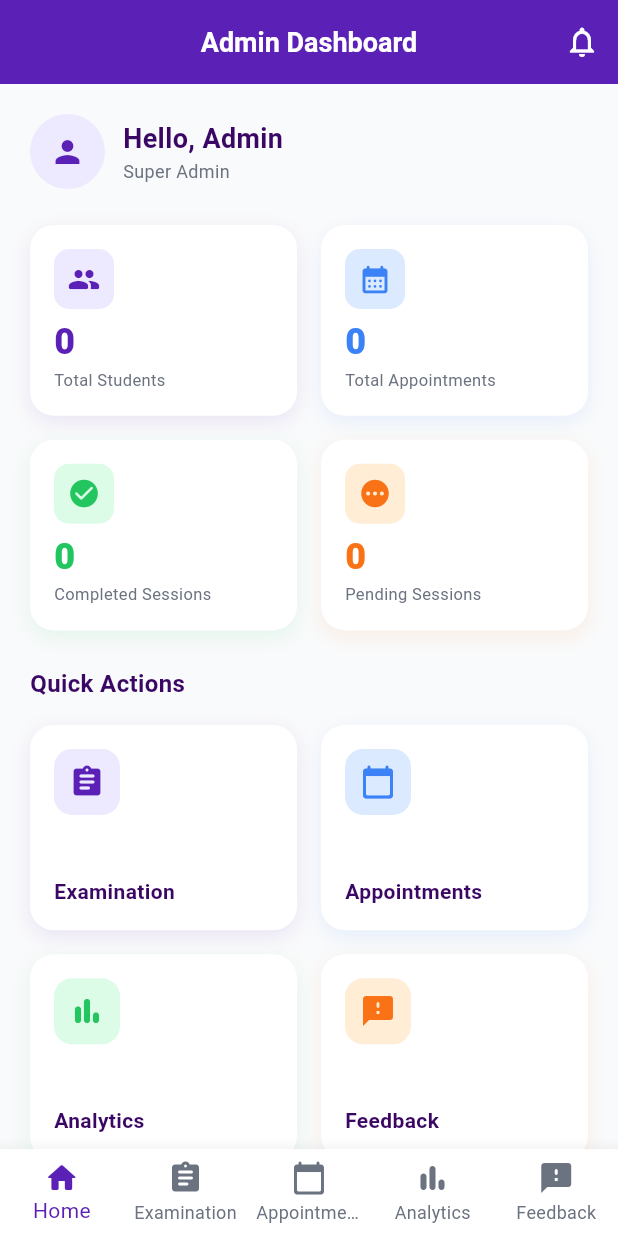
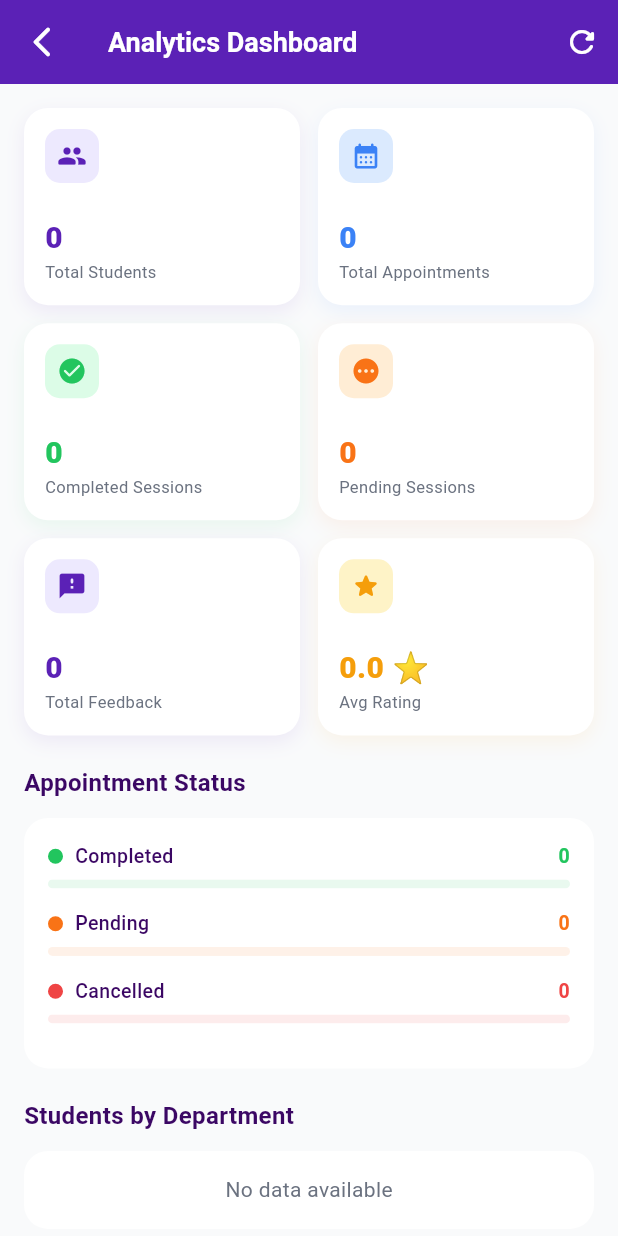
Before and after one commit to muhammedfahim438-ctrl/unipath, a Flutter app: the AdminDashboardScreen screen opened directly, after a tap on "Analytics", on a phone screen of 412 x 824 dp. Run offline on Flutter 3.47's test engine with Material 3 defaults, Android fonts, the phone set to English and light mode, and no system bars; our stand-ins replace cloud_firestore, firebase_auth, firebase_core, shared_preferences; accounts and stored records are empty.

Commit message:
Admin analytics dashboard with real Firebase data

```diff
--- /dev/null
+++ b/lib/screens/admin_analytics_screen.dart
@@ -0,0 +1,525 @@
+import 'package:flutter/material.dart';
+import 'package:cloud_firestore/cloud_firestore.dart';
+import '../theme.dart';
+
+class AdminAnalyticsScreen extends StatefulWidget {
+  const AdminAnalyticsScreen({super.key});
+
+  @override
+  State<AdminAnalyticsScreen> createState() =>
+      _AdminAnalyticsScreenState();
+}
+
+class _AdminAnalyticsScreenState
+    extends State<AdminAnalyticsScreen> {
+  bool _isLoading = true;
+  int _totalStudents = 0;
+  int _totalAppointments = 0;
+  int _completedSessions = 0;
+  int _pendingSessions = 0;
+  int _totalFeedback = 0;
+  int _totalThoughts = 0;
+  double _avgRating = 0.0;
+  Map<String, int> _departmentWise = {};
+  Map<String, int> _appointmentsByStatus = {};
+
+  @override
+  void initState() {
+    super.initState();
+    _loadAnalytics();
+  }
+
+  Future<void> _loadAnalytics() async {
+    try {
+      // ── Students ──
+      final studentsSnap = await FirebaseFirestore.instance
+          .collection('students')
+          .get();
+
+      // ── Appointments ──
+      final appointmentsSnap = await FirebaseFirestore
+          .instance
+          .collection('appointments')
+          .get();
+
+      // ── Feedback ──
+      final feedbackSnap = await FirebaseFirestore.instance
+          .collection('feedback')
+          .get();
+
+      // ── Thoughts ──
+      final thoughtsSnap = await FirebaseFirestore.instance
+          .collection('thoughts')
+          .get();
+
+      // Calculate stats
+      final completed = appointmentsSnap.docs
+          .where((d) => d['status'] == 'completed')
+          .length;
+      final pending = appointmentsSnap.docs
+          .where((d) => d['status'] == 'pending')
+          .length;
+      final cancelled = appointmentsSnap.docs
+          .where((d) => d['status'] == 'cancelled')
+          .length;
+
+      // Average rating
+      double totalRating = 0;
+      for (final doc in feedbackSnap.docs) {
+        totalRating +=
+            (doc['rating'] as num?)?.toDouble() ?? 0;
+      }
+      final avgRating = feedbackSnap.docs.isEmpty
+          ? 0.0
+          : totalRating / feedbackSnap.docs.length;
+
+      // Department wise students
+      final deptMap = <String, int>{};
+      for (final doc in studentsSnap.docs) {
+        final dept =
+            doc['department']?.toString() ?? 'Unknown';
+        deptMap[dept] = (deptMap[dept] ?? 0) + 1;
+      }
+
+      // Sort by count
+      final sortedDepts = Map.fromEntries(
+        deptMap.entries.toList()
+          ..sort((a, b) => b.value.compareTo(a.value)),
+      );
+
+      if (mounted) {
+        setState(() {
+          _totalStudents = studentsSnap.docs.length;
+          _totalAppointments = appointmentsSnap.docs.length;
+          _completedSessions = completed;
+          _pendingSessions = pending;
+          _totalFeedback = feedbackSnap.docs.length;
+          _totalThoughts = thoughtsSnap.docs.length;
+          _avgRating = avgRating;
+          _departmentWise = sortedDepts;
+          _appointmentsByStatus = {
+            'Completed': completed,
+            'Pending': pending,
+            'Cancelled': cancelled,
+          };
+          _isLoading = false;
+        });
+      }
+    } catch (e) {
+      if (mounted) setState(() => _isLoading = false);
+    }
+  }
+
+  @override
+  Widget build(BuildContext context) {
+    return Scaffold(
+      backgroundColor: AppColors.background,
+      appBar: AppBar(
+        backgroundColor: AppColors.primary,
+        elevation: 0,
+        leading: IconButton(
+          icon: const Icon(Icons.arrow_back_ios_new_rounded,
+              color: AppColors.white),
+          onPressed: () => Navigator.pop(context),
+        ),
+        title: const Text('Analytics Dashboard',
+            style: TextStyle(
+                color: AppColors.white,
+                fontWeight: FontWeight.w700)),
+        actions: [
+          IconButton(
+            icon: const Icon(Icons.refresh_rounded,
+                color: AppColors.white),
+            onPressed: _loadAnalytics,
+          ),
+        ],
+      ),
+      body: _isLoading
+          ? const Center(
+              child: CircularProgressIndicator(
+                  color: AppColors.primary))
+          : RefreshIndicator(
+              onRefresh: _loadAnalytics,
+              color: AppColors.primary,
+              child: SingleChildScrollView(
+                physics:
+                    const AlwaysScrollableScrollPhysics(),
+                padding: const EdgeInsets.all(16),
+                child: Column(
+                  crossAxisAlignment:
+                      CrossAxisAlignment.start,
+                  children: [
+                    // ── Stats Grid ──
+                    GridView.count(
+                      crossAxisCount: 2,
+                      shrinkWrap: true,
+                      physics:
+                          const NeverScrollableScrollPhysics(),
+                      mainAxisSpacing: 12,
+                      crossAxisSpacing: 12,
+                      childAspectRatio: 1.4,
+                      children: [
+                        _StatCard(
+                          title: 'Total Students',
+                          value: '$_totalStudents',
+                          icon: Icons.people_rounded,
+                          color: AppColors.primary,
+                          lightColor: AppColors.primaryLight,
+                        ),
+                        _StatCard(
+                          title: 'Total Appointments',
+                          value: '$_totalAppointments',
+                          icon: Icons.calendar_month_rounded,
+                          color: AppColors.blue,
+                          lightColor:
+                              const Color(0xFFDBEAFE),
+                        ),
+                        _StatCard(
+                          title: 'Completed Sessions',
+                          value: '$_completedSessions',
+                          icon: Icons.check_circle_rounded,
+                          color: AppColors.green,
+                          lightColor:
+                              const Color(0xFFDCFCE7),
+                        ),
+                        _StatCard(
+                          title: 'Pending Sessions',
+                          value: '$_pendingSessions',
+                          icon: Icons.pending_rounded,
+                          color: AppColors.orange,
+                          lightColor:
+                              const Color(0xFFFFEDD5),
+                        ),
+                        _StatCard(
+                          title: 'Total Feedback',
+                          value: '$_totalFeedback',
+                          icon: Icons.feedback_rounded,
+                          color: AppColors.primary,
+                          lightColor: AppColors.primaryLight,
+                        ),
+                        _StatCard(
+                          title: 'Avg Rating',
+                          value:
+                              '${_avgRating.toStringAsFixed(1)} ⭐',
+                          icon: Icons.star_rounded,
+                          color: const Color(0xFFF59E0B),
+                          lightColor:
+                              const Color(0xFFFEF3C7),
+                        ),
+                      ],
+                    ),
+                    const SizedBox(height: 20),
+
+                    // ── Appointment Status ──
+                    _buildSectionTitle('Appointment Status'),
+                    const SizedBox(height: 12),
+                    Container(
+                      padding: const EdgeInsets.all(16),
+                      decoration: BoxDecoration(
+                        color: AppColors.white,
+                        borderRadius:
+                            BorderRadius.circular(16),
+                      ),
+                      child: Column(
+                        children: _appointmentsByStatus
+                            .entries
+                            .map((e) => _buildProgressRow(
+                                  e.key,
+                                  e.value,
+                                  _totalAppointments,
+                                  _statusColor(e.key),
+                                ))
+                            .toList(),
+                      ),
+                    ),
+                    const SizedBox(height: 20),
+
+                    // ── Department wise ──
+                    _buildSectionTitle(
+                        'Students by Department'),
+                    const SizedBox(height: 12),
+                    Container(
+                      padding: const EdgeInsets.all(16),
+                      decoration: BoxDecoration(
+                        color: AppColors.white,
+                        borderRadius:
+                            BorderRadius.circular(16),
+                      ),
+                      child: _departmentWise.isEmpty
+                          ? const Center(
+                              child: Text(
+                                  'No data available',
+                                  style: TextStyle(
+                                      color: AppColors.grey)))
+                          : Column(
+                              children: _departmentWise
+                                  .entries
+                                  .take(10)
+                                  .map((e) =>
+                                      _buildDeptRow(
+                                          e.key,
+                                          e.value,
+                                          _totalStudents))
+                                  .toList(),
+                            ),
+                    ),
+                    const SizedBox(height: 20),
+
+                    // ── Engagement ──
+                    _buildSectionTitle(
+                        'Student Engagement'),
+                    const SizedBox(height: 12),
+                    Row(
+                      children: [
+                        Expanded(
+                          child: _EngagementCard(
+                            title: 'Thoughts Shared',
+                            value: '$_totalThoughts',
+                            icon: Icons
+                                .chat_bubble_rounded,
+                            color: AppColors.green,
+                          ),
+                        ),
+                        const SizedBox(width: 12),
+                        Expanded(
+                          child: _EngagementCard(
+                            title: 'Feedback Given',
+                            value: '$_totalFeedback',
+                            icon: Icons.feedback_rounded,
+                            color: AppColors.primary,
+                          ),
+                        ),
+                      ],
+                    ),
+                    const SizedBox(height: 30),
+                  ],
+                ),
+              ),
+            ),
+    );
+  }
+
+  Color _statusColor(String status) {
+    switch (status) {
+      case 'Completed': return AppColors.green;
+      case 'Pending': return AppColors.orange;
+      case 'Cancelled': return AppColors.red;
+      default: return AppColors.grey;
+    }
+  }
+
+  Widget _buildSectionTitle(String title) {
+    return Text(title,
+        style: const TextStyle(
+            fontSize: 16,
+            fontWeight: FontWeight.w700,
+            color: AppColors.primaryDark));
+  }
+
+  Widget _buildProgressRow(
+      String label, int value, int total, Color color) {
+    final percent =
+        total == 0 ? 0.0 : value / total;
+    return Padding(
+      padding: const EdgeInsets.only(bottom: 14),
+      child: Column(
+        children: [
+          Row(
+            children: [
+              Container(
+                width: 10,
+                height: 10,
+                decoration: BoxDecoration(
+                    color: color,
+                    shape: BoxShape.circle),
+              ),
+              const SizedBox(width: 8),
+              Expanded(
+                child: Text(label,
+                    style: const TextStyle(
+                        color: AppColors.primaryDark,
+                        fontSize: 13,
+                        fontWeight: FontWeight.w500)),
+              ),
+              Text('$value',
+                  style: TextStyle(
+                      color: color,
+                      fontSize: 13,
+                      fontWeight: FontWeight.w700)),
+            ],
+          ),
+          const SizedBox(height: 6),
+          ClipRRect(
+            borderRadius: BorderRadius.circular(4),
+            child: LinearProgressIndicator(
+              value: percent,
+              backgroundColor:
+                  color.withValues(alpha: 0.1),
+              valueColor:
+                  AlwaysStoppedAnimation<Color>(color),
+              minHeight: 6,
+            ),
+          ),
+        ],
+      ),
+    );
+  }
+
+  Widget _buildDeptRow(
+      String dept, int count, int total) {
+    final percent =
+        total == 0 ? 0.0 : count / total;
+    return Padding(
+      padding: const EdgeInsets.only(bottom: 12),
+      child: Column(
+        crossAxisAlignment: CrossAxisAlignment.start,
+        children: [
+          Row(
+            children: [
+              Expanded(
+                child: Text(dept,
+                    style: const TextStyle(
+                        color: AppColors.primaryDark,
+                        fontSize: 12,
+                        fontWeight: FontWeight.w500),
+                    overflow: TextOverflow.ellipsis),
+              ),
+              const SizedBox(width: 8),
+              Text('$count',
+                  style: const TextStyle(
+                      color: AppColors.primary,
+                      fontSize: 12,
+                      fontWeight: FontWeight.w700)),
+            ],
+          ),
+          const SizedBox(height: 4),
+          ClipRRect(
+            borderRadius: BorderRadius.circular(4),
+            child: LinearProgressIndicator(
+              value: percent,
+              backgroundColor:
+                  AppColors.primaryLight,
+              valueColor:
+                  const AlwaysStoppedAnimation<Color>(
+                      AppColors.primary),
+              minHeight: 5,
+            ),
+          ),
+        ],
+      ),
+    );
+  }
+}
+
+// ── Stat Card ─────────────────────────────────────────────────
+class _StatCard extends StatelessWidget {
+  final String title;
+  final String value;
+  final IconData icon;
+  final Color color;
+  final Color lightColor;
+
+  const _StatCard({
+    required this.title,
+    required this.value,
+    required this.icon,
+    required this.color,
+    required this.lightColor,
+  });
+
+  @override
+  Widget build(BuildContext context) {
+    return Container(
+      padding: const EdgeInsets.all(14),
+      decoration: BoxDecoration(
+        color: AppColors.white,
+        borderRadius: BorderRadius.circular(16),
+        boxShadow: [
+          BoxShadow(
+              color: color.withValues(alpha: 0.08),
+              blurRadius: 10,
+              offset: const Offset(0, 4))
+        ],
+      ),
+      child: Column(
+        crossAxisAlignment: CrossAxisAlignment.start,
+        mainAxisAlignment:
+            MainAxisAlignment.spaceBetween,
+        children: [
+          Container(
+            width: 36,
+            height: 36,
+            decoration: BoxDecoration(
+              color: lightColor,
+              borderRadius: BorderRadius.circular(10),
+            ),
+            child: Icon(icon, color: color, size: 20),
+          ),
+          Column(
+            crossAxisAlignment:
+                CrossAxisAlignment.start,
+            children: [
+              Text(value,
+                  style: TextStyle(
+                      fontSize: 20,
+                      fontWeight: FontWeight.w800,
+                      color: color)),
+              Text(title,
+                  style: const TextStyle(
+                      fontSize: 11,
+                      color: AppColors.grey)),
+            ],
+          ),
+        ],
+      ),
+    );
+  }
+}
+
+// ── Engagement Card ───────────────────────────────────────────
+class _EngagementCard extends StatelessWidget {
+  final String title;
+  final String value;
+  final IconData icon;
+  final Color color;
+
+  const _EngagementCard({
+    required this.title,
+    required this.value,
+    required this.icon,
+    required this.color,
+  });
+
+  @override
+  Widget build(BuildContext context) {
+    return Container(
+      padding: const EdgeInsets.all(16),
+      decoration: BoxDecoration(
+        color: AppColors.white,
+        borderRadius: BorderRadius.circular(16),
+        boxShadow: [
+          BoxShadow(
+              color: color.withValues(alpha: 0.08),
+              blurRadius: 10,
+              offset: const Offset(0, 4))
+        ],
+      ),
+      child: Column(
+        crossAxisAlignment: CrossAxisAlignment.start,
+        children: [
+          Icon(icon, color: color, size: 28),
+          const SizedBox(height: 8),
+          Text(value,
+              style: TextStyle(
+                  fontSize: 24,
+                  fontWeight: FontWeight.w800,
+                  color: color)),
+          Text(title,
+              style: const TextStyle(
+                  fontSize: 12,
+                  color: AppColors.grey)),
+        ],
+      ),
+    );
+  }
+}
--- a/lib/screens/admin_dashboard_screen.dart
+++ b/lib/screens/admin_dashboard_screen.dart
@@ -5,6 +5,7 @@ import 'welcome_screen.dart';
 import '../services/auth_service.dart';
 import 'admin_appointments_screen.dart';
 import 'admin_feedback_screen.dart';
+import 'admin_analytics_screen.dart';
 
 class AdminDashboardScreen extends StatefulWidget {
   const AdminDashboardScreen({super.key});
@@ -218,7 +219,11 @@ class _AdminDashboardScreenState
                         Icons.bar_chart_rounded,
                         AppColors.green,
                         const Color(0xFFDCFCE7),
-                        () {},
+                        () => Navigator.push(
+  context,
+  MaterialPageRoute(
+      builder: (_) => const AdminAnalyticsScreen()),
+),
                       ),
                       _buildActionCard(
                         'Feedback',
```
